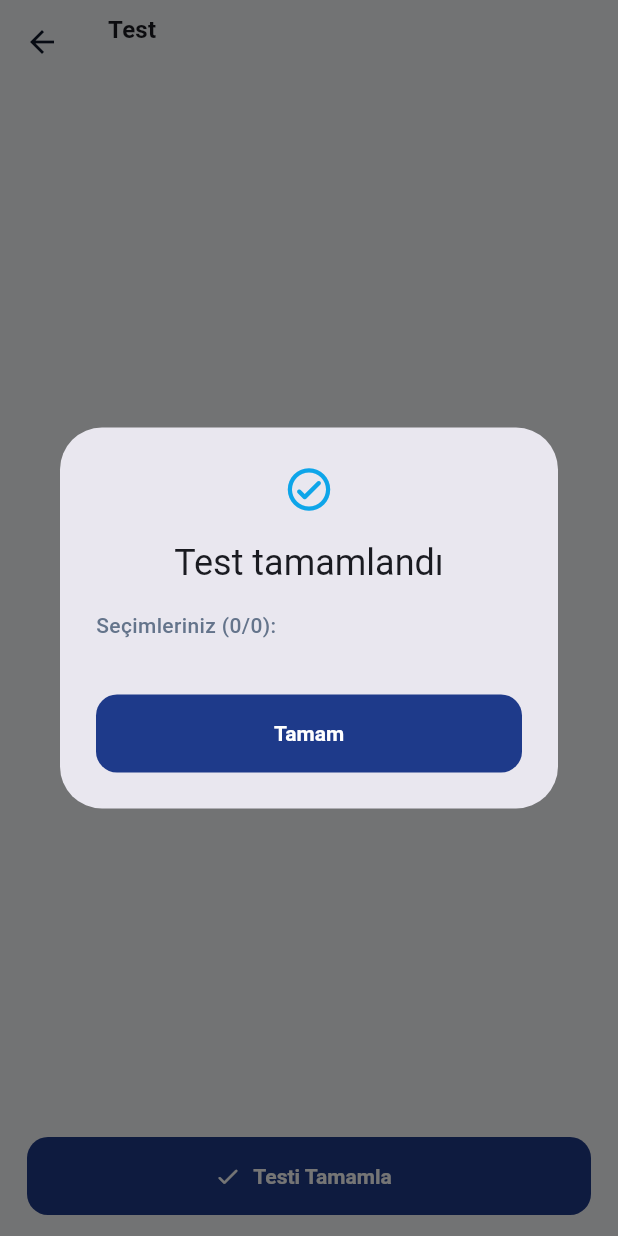
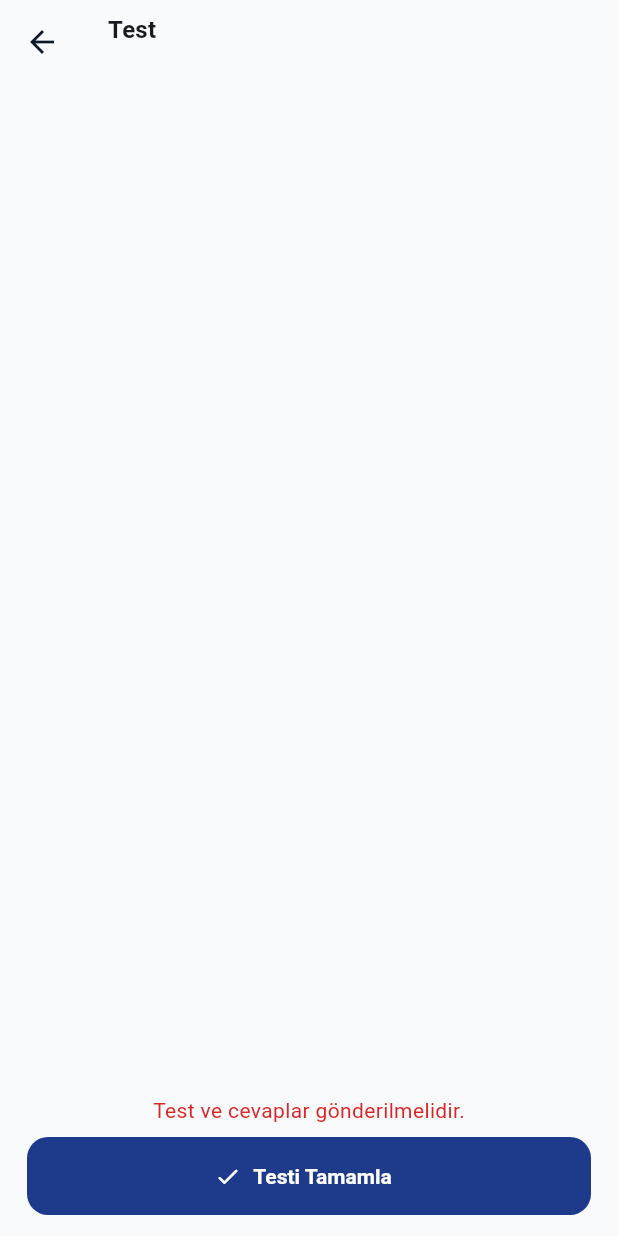
Before and after one commit to zeyneptass/ai-supported-teaching-assistant, a Flutter app: the QuizScreen screen opened directly with empty values, after a tap on "Testi Tamamla", on a phone screen of 412 x 824 dp. Run offline on Flutter 3.47's test engine with Material 3 defaults, Android fonts, the phone set to English and light mode, and no system bars; our stand-ins replace file_picker.

Commit message:
feat(quiz): implement server-side quiz evaluation and result feedback UI

```diff
--- a/frontend/lib/core/constants/api_endpoints.dart
+++ b/frontend/lib/core/constants/api_endpoints.dart
@@ -14,4 +14,7 @@ abstract final class ApiEndpoints {
 
   /// n8n test oluşturma webhook'u.
   static const String generateQuizWebhook = '$askEndpoint/webhook/generate-quiz';
+
+  /// n8n test yanıtlarını değerlendirme webhook'u.
+  static const String submitQuizWebhook = '$askEndpoint/webhook/submit-quiz';
 }
--- /dev/null
+++ b/frontend/lib/features/notes/domain/entities/quiz_submission_result.dart
@@ -0,0 +1,33 @@
+class QuizSubmissionResult {
+  const QuizSubmissionResult({
+    required this.quizId,
+    required this.totalQuestions,
+    required this.correctCount,
+    required this.scorePercent,
+    required this.results,
+  });
+
+  final String quizId;
+  final int totalQuestions;
+  final int correctCount;
+  final double scorePercent;
+  final List<QuizQuestionResult> results;
+}
+
+class QuizQuestionResult {
+  const QuizQuestionResult({
+    required this.questionId,
+    required this.question,
+    required this.selectedAnswer,
+    required this.correctAnswer,
+    required this.isCorrect,
+    required this.explanation,
+  });
+
+  final int questionId;
+  final String question;
+  final String selectedAnswer;
+  final String correctAnswer;
+  final bool isCorrect;
+  final String explanation;
+}
--- a/frontend/lib/features/notes/domain/repositories/notes_repository.dart
+++ b/frontend/lib/features/notes/domain/repositories/notes_repository.dart
@@ -1,5 +1,6 @@
 import '../entities/lesson_summary.dart';
 import '../entities/quiz.dart';
+import '../entities/quiz_submission_result.dart';
 
 abstract interface class NotesRepository {
   Future<LessonSummary> summarizeLesson({
@@ -12,4 +13,9 @@ abstract interface class NotesRepository {
     required String title,
     required String text,
   });
+
+  Future<QuizSubmissionResult> submitQuiz({
+    required String quizId,
+    required Map<int, String> answers,
+  });
 }
--- /dev/null
+++ b/frontend/lib/features/notes/domain/usecases/submit_quiz.dart
@@ -0,0 +1,55 @@
+import '../../../../core/errors/exceptions.dart';
+import '../../../../core/errors/failures.dart';
+import '../../../../core/errors/result.dart';
+import '../entities/quiz_submission_result.dart';
+import '../repositories/notes_repository.dart';
+
+class SubmitQuiz {
+  const SubmitQuiz(this._repository);
+
+  final NotesRepository _repository;
+
+  Future<Result<QuizSubmissionResult>> call({
+    required String quizId,
+    required Map<int, String> answers,
+  }) async {
+    if (quizId.trim().isEmpty || answers.isEmpty) {
+      return const Error(
+        UnexpectedFailure('Test ve cevaplar gönderilmelidir.'),
+      );
+    }
+
+    try {
+      final result = await _repository.submitQuiz(
+        quizId: quizId.trim(),
+        answers: Map.unmodifiable(answers),
+      );
+      if (result.quizId != quizId.trim()) {
+        return const Error(
+          ServerFailure('Sunucu farklı bir test için sonuç döndürdü.'),
+        );
+      }
+      final resultQuestionIds =
+          result.results.map((item) => item.questionId).toSet();
+      if (resultQuestionIds.length != result.results.length ||
+          resultQuestionIds.length != answers.length ||
+          !resultQuestionIds.containsAll(answers.keys) ||
+      result.results.any(
+        (item) => answers[item.questionId] != item.selectedAnswer,
+      ) ||
+      result.results.where((item) => item.isCorrect).length !=
+          result.correctCount) {
+        return const Error(
+          ServerFailure('Sunucudan tutarsız test sonuçları alındı.'),
+        );
+      }
+      return Success(result);
+    } on NetworkException catch (error) {
+      return Error(NetworkFailure(error.message));
+    } on ServerException catch (error) {
+      return Error(ServerFailure(error.message));
+    } catch (error) {
+      return Error(UnexpectedFailure(error.toString()));
+    }
+  }
+}
--- a/frontend/lib/features/notes/presentation/screens/quiz_screen.dart
+++ b/frontend/lib/features/notes/presentation/screens/quiz_screen.dart
@@ -1,7 +1,10 @@
 import 'package:flutter/material.dart';
+import 'package:provider/provider.dart';
 
 import '../../../../core/theme/app_theme.dart';
 import '../../domain/entities/quiz.dart';
+import '../../domain/entities/quiz_submission_result.dart';
+import '../viewmodels/notes_view_model.dart';
 
 class QuizScreen extends StatefulWidget {
   const QuizScreen({super.key, required this.quiz});
@@ -14,21 +17,38 @@ class QuizScreen extends StatefulWidget {
 
 class _QuizScreenState extends State<QuizScreen> {
   final Map<int, String> _answers = {};
+  QuizSubmissionResult? _submissionResult;
 
-  bool get _isComplete => _answers.length == widget.quiz.questions.length;
+  bool get _isComplete => widget.quiz.questions.every(
+    (question) => _answers.containsKey(question.id),
+  );
 
-  Future<void> _completeQuiz() async {
-    if (!_isComplete) return;
+  Future<void> _completeQuiz(NotesViewModel viewModel) async {
+    if (!_isComplete || viewModel.isLoading) return;
+    if (_submissionResult case final result?) {
+      await _showResults(result);
+      return;
+    }
 
+    final result = await viewModel.submitQuiz(
+      quizId: widget.quiz.quizId,
+      answers: _answers,
+    );
+    if (!mounted || result == null) return;
+    setState(() => _submissionResult = result);
+    await _showResults(result);
+  }
+
+  Future<void> _showResults(QuizSubmissionResult result) async {
     await showDialog<void>(
       context: context,
       builder: (context) => AlertDialog(
         icon: const Icon(
-          Icons.check_circle_outline_rounded,
-          color: AppTheme.accent,
+          Icons.verified_rounded,
+          color: AppTheme.primary,
           size: 34,
         ),
-        title: const Text('Test tamamlandı'),
+        title: const Text('Test Sonucu'),
         content: SizedBox(
           width: 420,
           child: SingleChildScrollView(
@@ -37,52 +57,126 @@ class _QuizScreenState extends State<QuizScreen> {
               mainAxisSize: MainAxisSize.min,
               children: [
                 Text(
-                  'Seçimleriniz (${_answers.length}/${widget.quiz.questions.length}):',
-                  style: const TextStyle(
-                    color: Color(0xFF64748B),
-                    fontWeight: FontWeight.w500,
+                  '${result.correctCount} / ${result.totalQuestions} doğru',
+                  style: Theme.of(context).textTheme.titleLarge?.copyWith(
+                    color: AppTheme.primary,
+                    fontWeight: FontWeight.w700,
                   ),
                 ),
+                const SizedBox(height: 4),
+                Text(
+                  'Başarı oranı: ${_formatScore(result.scorePercent)}%',
+                  style: const TextStyle(color: Color(0xFF64748B)),
+                ),
                 const SizedBox(height: 12),
-                ...List.generate(widget.quiz.questions.length, (index) {
-                  final question = widget.quiz.questions[index];
-                  return Padding(
+                ...result.results.map(
+                  (questionResult) => Padding(
                     padding: const EdgeInsets.only(bottom: 12),
+                    child: Container(
+                      width: double.infinity,
+                      padding: const EdgeInsets.all(12),
+                      decoration: BoxDecoration(
+                        color: questionResult.isCorrect
+                            ? const Color(0xFFF0FDF4)
+                            : const Color(0xFFFEF2F2),
+                        border: Border.all(
+                          color: questionResult.isCorrect
+                              ? const Color(0xFFBBF7D0)
+                              : const Color(0xFFFECACA),
+                        ),
+                        borderRadius: BorderRadius.circular(13),
+                      ),
                       child: Column(
                         crossAxisAlignment: CrossAxisAlignment.start,
                         children: [
-                        Text(
-                          '${index + 1}. ${question.question}',
-                          style: const TextStyle(fontWeight: FontWeight.w600),
+                          Row(
+                            crossAxisAlignment: CrossAxisAlignment.start,
+                            children: [
+                              Icon(
+                                questionResult.isCorrect
+                                    ? Icons.check_circle_rounded
+                                    : Icons.cancel_rounded,
+                                size: 19,
+                                color: questionResult.isCorrect
+                                    ? const Color(0xFF16A34A)
+                                    : const Color(0xFFDC2626),
                               ),
-                        const SizedBox(height: 4),
-                        Text(
-                          _answers[index]!,
-                          style: const TextStyle(color: AppTheme.primary),
+                              const SizedBox(width: 8),
+                              Expanded(
+                                child: Text(
+                                  questionResult.question,
+                                  style: const TextStyle(
+                                    fontWeight: FontWeight.w600,
+                                  ),
+                                ),
                               ),
                             ],
                           ),
-                  );
-                }),
+                          const SizedBox(height: 8),
+                          _answerLine(
+                            'Cevabınız',
+                            questionResult.selectedAnswer,
+                          ),
+                          _answerLine(
+                            'Doğru cevap',
+                            questionResult.correctAnswer,
+                          ),
+                          if (questionResult.explanation.trim().isNotEmpty) ...[
+                            const SizedBox(height: 7),
+                            Text(
+                              questionResult.explanation,
+                              style: const TextStyle(
+                                color: Color(0xFF475569),
+                                height: 1.4,
+                              ),
+                            ),
+                          ],
+                        ],
+                      ),
+                    ),
+                  ),
+                ),
               ],
             ),
           ),
         ),
         actions: [
           FilledButton(
-            onPressed: () {
-              Navigator.of(context).pop();
-              Navigator.of(context).pop();
-            },
-            child: const Text('Tamam'),
+            onPressed: () => Navigator.of(context).pop(),
+            child: const Text('Kapat'),
           ),
         ],
       ),
     );
   }
 
+  String _formatScore(double score) {
+    return score == score.roundToDouble()
+        ? score.toStringAsFixed(0)
+        : score.toStringAsFixed(1);
+  }
+
+  Widget _answerLine(String label, String answer) {
+    return Padding(
+      padding: const EdgeInsets.only(top: 3),
+      child: RichText(
+        text: TextSpan(
+          style: const TextStyle(color: Color(0xFF475569), fontSize: 13),
+          children: [
+            TextSpan(
+              text: '$label: ',
+              style: const TextStyle(fontWeight: FontWeight.w600),
+            ),
+            TextSpan(text: answer),
+          ],
+        ),
+      ),
+    );
+  }
+
   @override
   Widget build(BuildContext context) {
+    final viewModel = context.watch<NotesViewModel>();
     return Scaffold(
       appBar: AppBar(
         title: Column(
@@ -112,7 +206,7 @@ class _QuizScreenState extends State<QuizScreen> {
               separatorBuilder: (_, _) => const SizedBox(height: 14),
               itemBuilder: (context, index) {
                 final question = widget.quiz.questions[index];
-                final selected = _answers[index];
+                final selected = _answers[question.id];
                 return Container(
                   padding: const EdgeInsets.all(16),
                   decoration: BoxDecoration(
@@ -169,8 +263,11 @@ class _QuizScreenState extends State<QuizScreen> {
                           padding: const EdgeInsets.only(bottom: 8),
                           child: InkWell(
                             borderRadius: BorderRadius.circular(13),
-                            onTap: () => setState(() {
-                              _answers[index] = option;
+                            onTap:
+                                viewModel.isLoading || _submissionResult != null
+                                ? null
+                                : () => setState(() {
+                                    _answers[question.id] = option;
                                   }),
                             child: AnimatedContainer(
                               duration: const Duration(milliseconds: 150),
@@ -227,6 +324,28 @@ class _QuizScreenState extends State<QuizScreen> {
               },
             ),
           ),
+          if (viewModel.errorMessage != null)
+            Padding(
+              padding: const EdgeInsets.fromLTRB(18, 8, 18, 0),
+              child: Text(
+                viewModel.errorMessage!,
+                style: TextStyle(color: Theme.of(context).colorScheme.error),
+              ),
+            ),
+          if (viewModel.isLoading)
+            Padding(
+              padding: const EdgeInsets.fromLTRB(18, 8, 18, 0),
+              child: Column(
+                children: [
+                  const LinearProgressIndicator(),
+                  const SizedBox(height: 8),
+                  Text(
+                    viewModel.statusMessage ?? 'Cevaplar kontrol ediliyor...',
+                    style: Theme.of(context).textTheme.bodySmall,
+                  ),
+                ],
+              ),
+            ),
           SafeArea(
             top: false,
             child: Padding(
@@ -234,10 +353,18 @@ class _QuizScreenState extends State<QuizScreen> {
               child: SizedBox(
                 width: double.infinity,
                 child: FilledButton.icon(
-                  onPressed: _isComplete ? _completeQuiz : null,
-                  icon: const Icon(Icons.check_rounded),
+                  onPressed: _isComplete && !viewModel.isLoading
+                      ? () => _completeQuiz(viewModel)
+                      : null,
+                  icon: Icon(
+                    _submissionResult == null
+                        ? Icons.check_rounded
+                        : Icons.assessment_outlined,
+                  ),
                   label: Text(
-                    _isComplete
+                    _submissionResult != null
+                        ? 'Sonuçları Gör'
+                        : _isComplete
                         ? 'Testi Tamamla'
                         : 'Yanıtlanan: ${_answers.length}/${widget.quiz.questions.length}',
                   ),
--- a/frontend/lib/features/notes/presentation/viewmodels/notes_view_model.dart
+++ b/frontend/lib/features/notes/presentation/viewmodels/notes_view_model.dart
@@ -3,14 +3,17 @@ import 'package:flutter/foundation.dart';
 import '../../../../core/errors/result.dart';
 import '../../domain/entities/lesson_summary.dart';
 import '../../domain/entities/quiz.dart';
+import '../../domain/entities/quiz_submission_result.dart';
 import '../../domain/usecases/generate_quiz.dart';
 import '../../domain/usecases/summarize_lesson.dart';
+import '../../domain/usecases/submit_quiz.dart';
 
 class NotesViewModel extends ChangeNotifier {
-  NotesViewModel(this._summarizeLesson, this._generateQuiz);
+  NotesViewModel(this._summarizeLesson, this._generateQuiz, this._submitQuiz);
 
   final SummarizeLesson _summarizeLesson;
   final GenerateQuiz _generateQuiz;
+  final SubmitQuiz _submitQuiz;
 
   LessonSummary? _summary;
   bool _isLoading = false;
@@ -22,10 +25,7 @@ class NotesViewModel extends ChangeNotifier {
   String? get statusMessage => _statusMessage;
   String? get errorMessage => _errorMessage;
 
-  Future<void> summarize({
-    required String title,
-    required String text,
-  }) async {
+  Future<void> summarize({required String title, required String text}) async {
     if (_isLoading) return;
     _startLoading('Notlarınız özetleniyor...');
 
@@ -62,6 +62,24 @@ class NotesViewModel extends ChangeNotifier {
     }
   }
 
+  Future<QuizSubmissionResult?> submitQuiz({
+    required String quizId,
+    required Map<int, String> answers,
+  }) async {
+    if (_isLoading) return null;
+    _startLoading('Cevaplarınız kontrol ediliyor...');
+
+    final result = await _submitQuiz(quizId: quizId, answers: answers);
+    switch (result) {
+      case Success<QuizSubmissionResult>(:final data):
+        _finishLoading();
+        return data;
+      case Error<QuizSubmissionResult>(:final failure):
+        _finishLoading(error: failure.message);
+        return null;
+    }
+  }
+
   void clearSummary() {
     _summary = null;
     notifyListeners();
--- a/frontend/lib/main.dart
+++ b/frontend/lib/main.dart
@@ -12,6 +12,7 @@ import 'features/notes/data/datasources/notes_remote_data_source.dart';
 import 'features/notes/data/repositories/notes_repository_impl.dart';
 import 'features/notes/domain/usecases/generate_quiz.dart';
 import 'features/notes/domain/usecases/summarize_lesson.dart';
+import 'features/notes/domain/usecases/submit_quiz.dart';
 import 'features/notes/presentation/viewmodels/notes_view_model.dart';
 
 void main() {
@@ -40,6 +41,7 @@ class MyApp extends StatelessWidget {
             return NotesViewModel(
               SummarizeLesson(repository),
               GenerateQuiz(repository),
+              SubmitQuiz(repository),
             );
           },
         ),
```
Also changed, not shown: Submit Quiz (v1).json (added, +122 -0 lines), frontend/lib/features/notes/data/datasources/notes_remote_data_source.dart (+29 -0 lines), frontend/lib/features/notes/data/models/quiz_model.dart (+7 -2 lines), frontend/lib/features/notes/data/models/quiz_submission_result_model.dart (added, +80 -0 lines), frontend/lib/features/notes/data/repositories/notes_repository_impl.dart (+12 -0 lines), 3 other files. Lines whose indentation alone changed are shown as unchanged.
